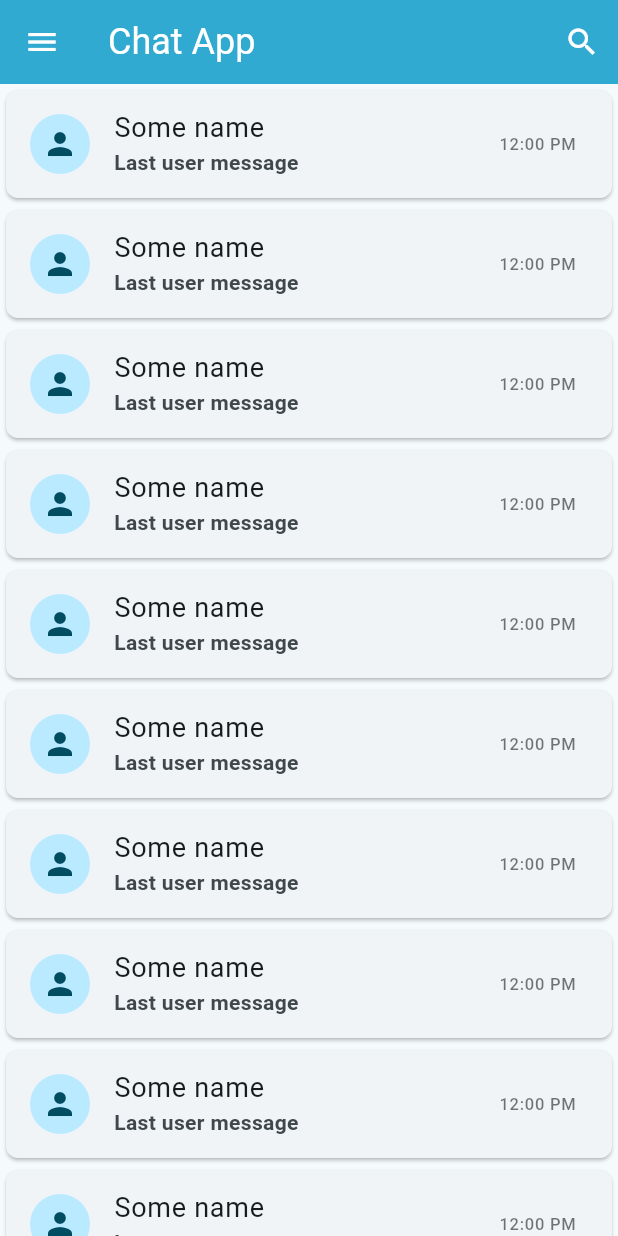
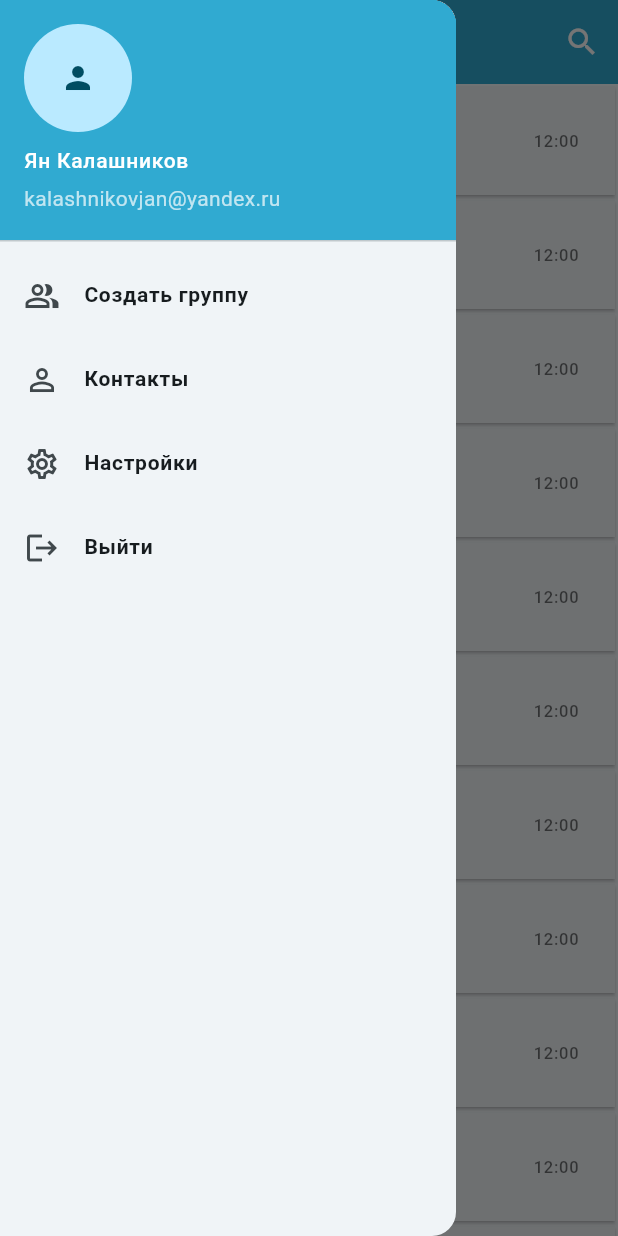
Before and after one commit to Hatemsla/chat_app, a Flutter app: the UsersListScreen screen opened by its route, with the side drawer open (before the commit the screen has no drawer), on a phone screen of 412 x 824 dp. Run offline on Flutter 3.47's test engine with Material 2 defaults, Android fonts, the phone set to English and light mode, and no system bars; our stand-ins replace auto_route, email_validator, firebase_auth, firebase_core, get_it, talker_flutter; accounts and stored records are empty.

Commit message:
Added users list drawer

```diff
--- a/lib/features/sign_in/view/sign_in_screen.dart
+++ b/lib/features/sign_in/view/sign_in_screen.dart
@@ -63,7 +63,7 @@ class _SignInScreenState extends State<SignInScreen> {
                     .copyWith(top: 16),
                 child: GestureDetector(
                   onTap: () {
-                    AutoRouter.of(context).push(const UsersListRoute());
+                    AutoRouter.of(context).replace(const UsersListRoute());
                   },
                   child: Container(
                     padding: const EdgeInsets.symmetric(vertical: 16),
@@ -126,7 +126,7 @@ class _SignInScreenState extends State<SignInScreen> {
                       padding:
                           MaterialStatePropertyAll(theme.buttonTheme.padding)),
                   onPressed: () {
-                    AutoRouter.of(context).push(const SignUpRoute());
+                    AutoRouter.of(context).replace(const SignUpRoute());
                   },
                   child: Text(
                     'Register now',
--- a/lib/features/sign_up/view/view.dart
+++ b/lib/features/sign_up/view/view.dart
@@ -1 +1 @@
-export 'sing_up_screen.dart';
+export 'sign_up_screen.dart';
--- a/lib/features/users_list/view/users_list_screen.dart
+++ b/lib/features/users_list/view/users_list_screen.dart
@@ -11,14 +11,10 @@ class UsersListScreen extends StatelessWidget {
   Widget build(BuildContext context) {
     final theme = Theme.of(context);
     return Scaffold(
-      body: CustomScrollView(
-        slivers: [
-          SliverAppBar(
-            pinned: true,
-            snap: true,
-            floating: true,
-            title: Text('Chat App', style: theme.textTheme.headlineSmall),
-            leading: IconButton(onPressed: () {}, icon: const Icon(Icons.menu)),
+        drawer: const UsersListDrawer(),
+        drawerEdgeDragWidth: MediaQuery.of(context).size.width / 2,
+        appBar: AppBar(
+          title: Text('Чаты', style: theme.textTheme.headlineSmall),
           actions: [
             IconButton(
                 onPressed: () {},
@@ -28,18 +24,15 @@ class UsersListScreen extends StatelessWidget {
           ],
           backgroundColor: theme.primaryColor,
         ),
-          SliverList.builder(
+        body: ListView.builder(
           itemBuilder: (context, index) {
             return const UserCard(
               userAvatar: Icon(Icons.person),
-                userName: 'Some name',
-                userLastMessage: 'Last user message',
-                userLastMessageTime: '12:00 PM',
+              userName: 'Имя',
+              userLastMessage: 'Последнее собщение',
+              userLastMessageTime: '12:00',
             );
           },
-          )
-        ],
-      ),
-    );
+        ));
   }
 }
--- a/lib/features/users_list/widgets/user_card.dart
+++ b/lib/features/users_list/widgets/user_card.dart
@@ -19,9 +19,8 @@ class UserCard extends StatelessWidget {
   @override
   Widget build(BuildContext context) {
     return Card(
-      shape: RoundedRectangleBorder(borderRadius: BorderRadius.circular(8)),
-      elevation: 1,
-      margin: const EdgeInsets.all(4),
+      shape: RoundedRectangleBorder(borderRadius: BorderRadius.circular(0)),
+      margin: const EdgeInsets.all(2),
       child: InkWell(
         onTap: () => AutoRouter.of(context).push(const ChatRoute()),
         child: ListTile(
--- /dev/null
+++ b/lib/features/users_list/widgets/users_list_drawer.dart
@@ -0,0 +1,68 @@
+import 'package:auto_route/auto_route.dart';
+import 'package:chat_app/router/router.dart';
+import 'package:flutter/material.dart';
+
+class UsersListDrawer extends StatelessWidget {
+  const UsersListDrawer({
+    super.key,
+  });
+
+  @override
+  Widget build(BuildContext context) {
+    final theme = Theme.of(context);
+    return Drawer(
+      child: ListView(
+        padding: EdgeInsets.zero,
+        children: [
+          UserAccountsDrawerHeader(
+            accountName: const Text(
+              "Ян Калашников",
+              style: TextStyle(
+                  fontSize: 14,
+                  fontWeight: FontWeight.w500,
+                  color: Colors.white),
+            ),
+            accountEmail: Text("kalashnikovjan@yandex.ru",
+                style: TextStyle(
+                    fontSize: 14, color: Colors.white.withOpacity(0.7))),
+            currentAccountPicture: const CircleAvatar(
+              child: ClipOval(
+                child: Icon(Icons.person),
+              ),
+            ),
+            decoration: BoxDecoration(color: theme.primaryColor),
+          ),
+          const ListTile(
+            leading: Icon(Icons.people_alt_outlined),
+            title: Text(
+              "Создать группу",
+              style: TextStyle(fontSize: 14, fontWeight: FontWeight.w600),
+            ),
+          ),
+          const ListTile(
+            leading: Icon(Icons.person_outline),
+            title: Text(
+              "Контакты",
+              style: TextStyle(fontSize: 14, fontWeight: FontWeight.w600),
+            ),
+          ),
+          const ListTile(
+            leading: Icon(Icons.settings_outlined),
+            title: Text(
+              "Настройки",
+              style: TextStyle(fontSize: 14, fontWeight: FontWeight.w600),
+            ),
+          ),
+          ListTile(
+            leading: const Icon(Icons.logout),
+            title: const Text(
+              "Выйти",
+              style: TextStyle(fontSize: 14, fontWeight: FontWeight.w600),
+            ),
+            onTap: () => AutoRouter.of(context).replace(const SignUpRoute()),
+          ),
+        ],
+      ),
+    );
+  }
+}
--- a/lib/features/users_list/widgets/widgets.dart
+++ b/lib/features/users_list/widgets/widgets.dart
@@ -1 +1,2 @@
 export 'user_card.dart';
+export 'users_list_drawer.dart';
--- a/lib/features/widgets/form_text_field.dart
+++ b/lib/features/widgets/form_text_field.dart
@@ -28,7 +28,8 @@ class _FormTextFieldState extends State<FormTextField> {
       controller: widget.controller,
       validator: widget.validator,
       style: theme.textTheme.bodyMedium,
-      decoration: InputDecoration(hintText: widget.hint, label: widget.label),
+      decoration: InputDecoration(
+          hintText: widget.hint, label: widget.label, border: InputBorder.none),
       obscureText: widget.type == null,
     );
   }
```
Also changed, not shown: lib/features/chat/view/chat_screen.dart (+27 -9 lines), lib/features/sign_up/view/sign_up_screen.dart (renamed from lib/features/sign_up/view/sing_up_screen.dart, +4 -4 lines). Lines whose indentation alone changed are shown as unchanged.
